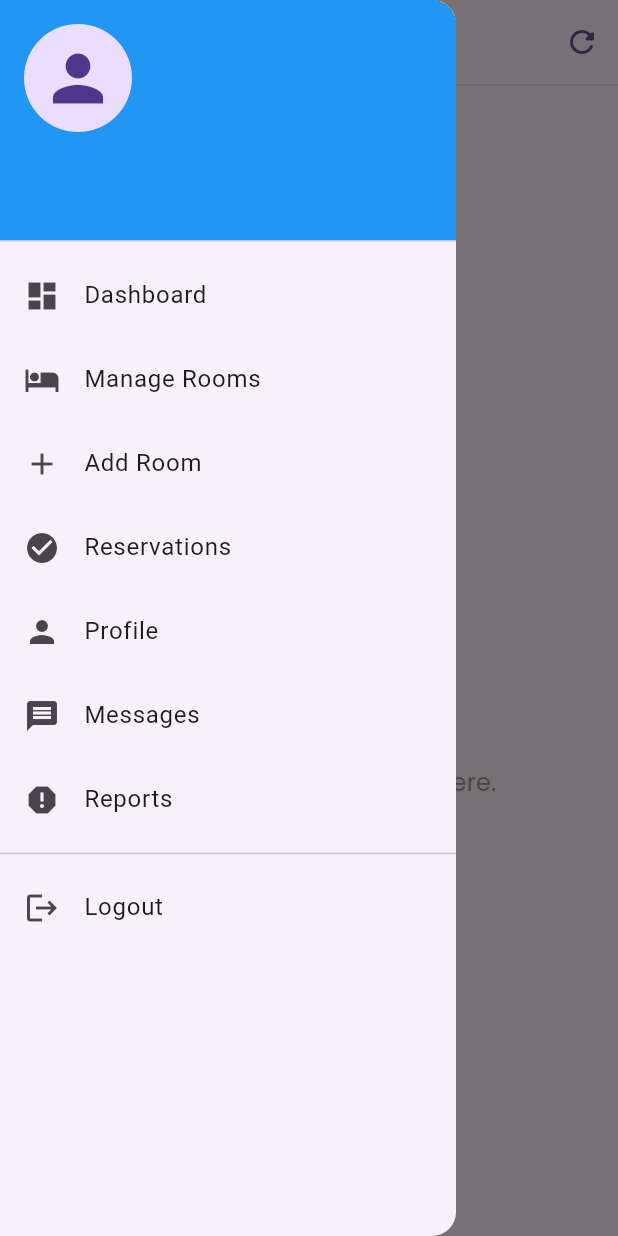
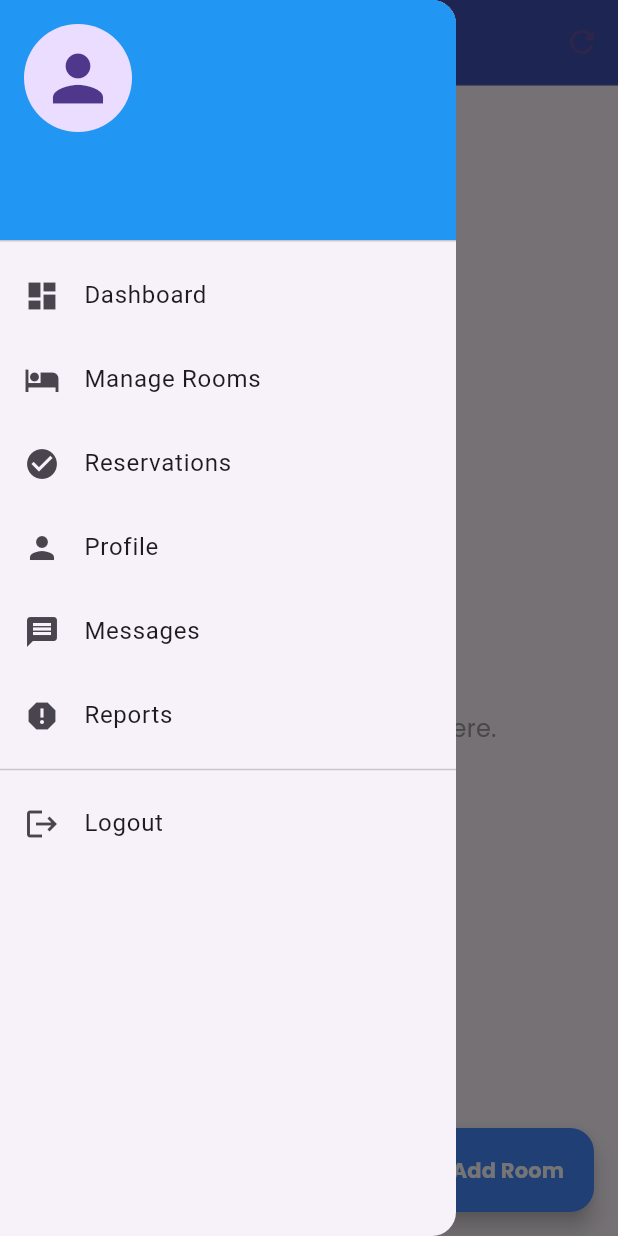
Before and after one commit to ATIBU707/hostel, a Flutter app: the ManageRoomsScreen screen opened directly, with the side drawer open, on a phone screen of 412 x 824 dp. Run offline on Flutter 3.47's test engine with Material 3 defaults, Android fonts, the phone set to English and light mode, and no system bars; our stand-ins replace cached_network_image, file_picker, flutter_image_compress, google_fonts, image_picker, supabase_flutter; accounts and stored records are empty.

Commit message:
removed add room button from staff drawer

```diff
--- a/lib/screens/staff/manage_rooms_screen.dart
+++ b/lib/screens/staff/manage_rooms_screen.dart
@@ -4,6 +4,7 @@ import 'package:google_fonts/google_fonts.dart';
 import 'package:cached_network_image/cached_network_image.dart';
 
 import '../../providers/auth_provider.dart';
+import 'add_room_screen.dart';
 import 'edit_room_screen.dart';
 import 'staff_drawer.dart';
 
@@ -91,8 +92,9 @@ class _ManageRoomsScreenState extends State<ManageRoomsScreen> {
       drawer: StaffDrawer(),
       backgroundColor: colors.surface, // Use theme surface color
       appBar: AppBar(
-        title: Text('Manage Rooms', style: GoogleFonts.poppins(fontWeight: FontWeight.bold, color: colors.onSurface)),
-        backgroundColor: colors.surface,
+        title: Text('Manage Rooms', style: GoogleFonts.poppins(fontWeight: FontWeight.bold)),
+        backgroundColor: Colors.indigo,
+        foregroundColor: Colors.white,
         elevation: 0,
         scrolledUnderElevation: 1,
         shadowColor: colors.shadow.withOpacity(0.2),
@@ -113,6 +115,21 @@ class _ManageRoomsScreenState extends State<ManageRoomsScreen> {
           : _staffRooms.isEmpty
               ? _buildEmptyState()
               : _buildRoomsList(),
+      floatingActionButton: FloatingActionButton.extended(
+        onPressed: () async {
+          final result = await Navigator.push(
+            context,
+            MaterialPageRoute(builder: (context) => const AddRoomScreen()),
+          );
+          if (result == true) {
+            _loadStaffRooms();
+          }
+        },
+        label: Text('Add Room', style: GoogleFonts.poppins(fontWeight: FontWeight.bold)),
+        icon: const Icon(Icons.add),
+        backgroundColor: Colors.blueAccent,
+        foregroundColor: colors.onPrimary,
+      ),
     );
   }
 
@@ -132,6 +149,24 @@ class _ManageRoomsScreenState extends State<ManageRoomsScreen> {
             'Add a new room to see it here.',
             textAlign: TextAlign.center,
             style: GoogleFonts.poppins(fontSize: 16, color: Colors.grey.shade500),
+          ),
+          const SizedBox(height: 24),
+          ElevatedButton.icon(
+            onPressed: () async {
+              final result = await Navigator.push(
+                context,
+                MaterialPageRoute(builder: (context) => const AddRoomScreen()),
+              );
+              if (result == true) {
+                _loadStaffRooms();
+              }
+            },
+            icon: const Icon(Icons.add_home_work_outlined),
+            label: Text('Add New Room', style: GoogleFonts.poppins(fontWeight: FontWeight.w600)),
+            style: ElevatedButton.styleFrom(
+              shape: RoundedRectangleBorder(borderRadius: BorderRadius.circular(12)),
+              padding: const EdgeInsets.symmetric(horizontal: 24, vertical: 12),
+            ),
           ),
         ],
       ),
--- a/lib/screens/staff/staff_drawer.dart
+++ b/lib/screens/staff/staff_drawer.dart
@@ -7,7 +7,7 @@ import 'staff_chat_screen.dart';
 import 'staff_dashboard_screen.dart';
 import 'staff_profile_screen.dart';
 import 'staff_reports_screen.dart';
-import 'add_room_screen.dart';
+// import 'add_room_screen.dart';
 
 class StaffDrawer extends StatelessWidget {
   const StaffDrawer({super.key});
@@ -57,16 +57,16 @@ class StaffDrawer extends StatelessWidget {
               );
             },
           ),
-          ListTile(
-            leading: Icon(Icons.add),
-            title: Text('Add Room'),
-            onTap: () {
-              Navigator.pushReplacement(
-                context,
-                MaterialPageRoute(builder: (context) => AddRoomScreen()),
-              );
-            },
-          ),
+          // ListTile(
+          //   leading: Icon(Icons.add),
+          //   title: Text('Add Room'),
+          //   onTap: () {
+          //     Navigator.pushReplacement(
+          //       context,
+          //       MaterialPageRoute(builder: (context) => AddRoomScreen()),
+          //     );
+          //   },
+          // ),
           ListTile(
             leading: Icon(Icons.check_circle),
             title: Text('Reservations'),
```
